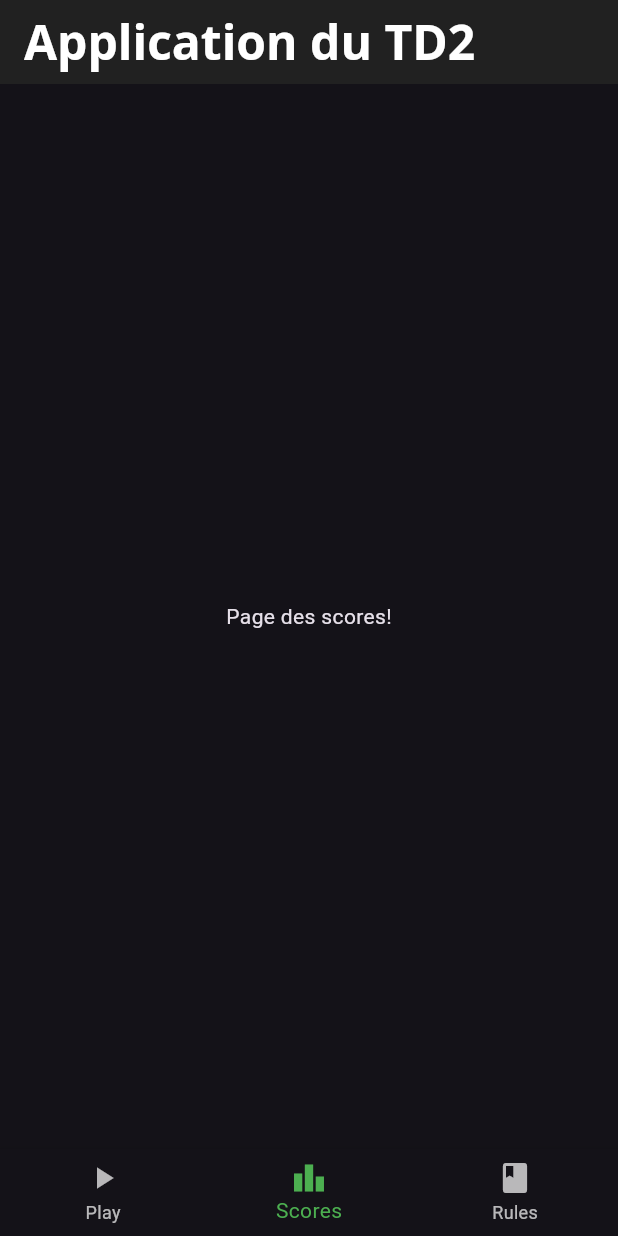
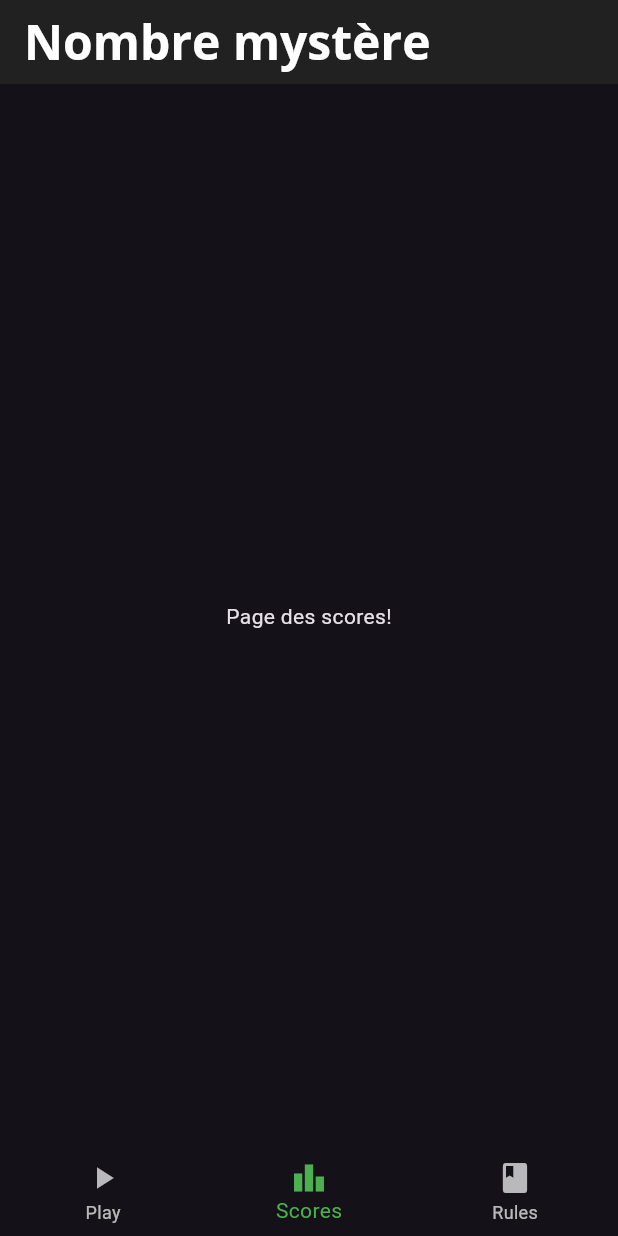
Before and after one commit to Juliette0070/jeu, a Flutter app: the screen it shows after launch, item 2 of the bottom bar chosen, on a phone screen of 412 x 824 dp. Run offline on Flutter 3.47's test engine with Material 3 defaults, Android fonts, the light colour scheme and no system bars; our stand-ins replace google_fonts.

Commit message:
Refactoring des pages

```diff
--- a/lib/main.dart
+++ b/lib/main.dart
@@ -4,7 +4,7 @@ import 'pages/mainPage.dart';
 void main() {
   runApp( const MaterialApp(
       debugShowCheckedModeBanner: false,
-      title: "SAE Mobile",
+      title: "Nombre mystère",
       home: MainPage()
   ));
 }
--- a/lib/pages/mainPage.dart
+++ b/lib/pages/mainPage.dart
@@ -34,10 +34,10 @@ class Home extends State<MainPage>{
 
     return MaterialApp(
         theme: MyTheme.dark(),
-        title: 'TD2',
+        title: "Nombre mystère",
         home: Scaffold(
           appBar: AppBar(
-              title: const Text("Application du TD2"),
+              title: const Text("Nombre mystère"),
               titleTextStyle: MyTheme.darkTextTheme.displayLarge
           ),
           backgroundColor: Colors.black,
--- a/lib/pages/rules.dart
+++ b/lib/pages/rules.dart
@@ -8,7 +8,7 @@ class Rules extends StatelessWidget {
   Widget build(BuildContext context) {
     return MaterialApp(
         theme: MyTheme.dark(),
-        title: "SAE Mobile",
+        title: "Nombre mystère",
         home: const Scaffold(
             body: Center(
                 child: Text(
--- a/lib/pages/scores.dart
+++ b/lib/pages/scores.dart
@@ -8,7 +8,7 @@ class Scores extends StatelessWidget {
   Widget build(BuildContext context) {
     return MaterialApp(
         theme: MyTheme.dark(),
-        title: "SAE Mobile",
+        title: "Nombre mystère",
         home: const Scaffold(
             body: Center(
                 child: Text(
```
Also changed, not shown: pubspec.yaml (+2 -6 lines), assets/images/nombreMystere.jpg (renamed from assets/images/images.jpg).
